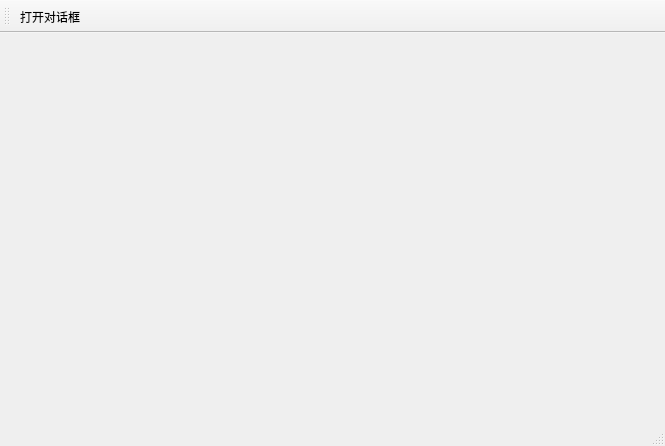
Above: 008_QDialog/mainwindow.ui from NekoSilverFox/Qt before the change. Below: the same form after it.
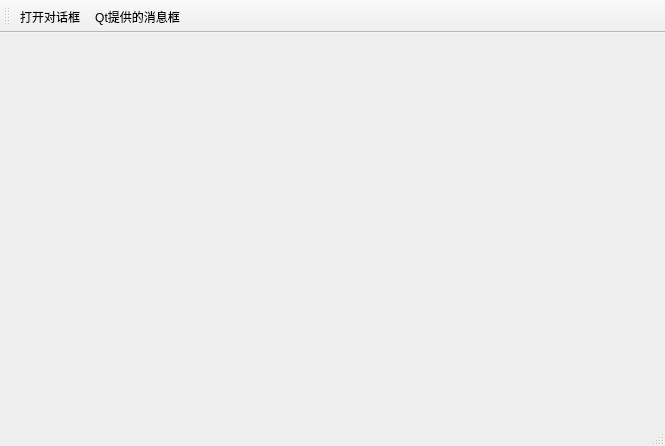
That is the form after the change.

Commit message: 增加 标准对话框 QMessageBox的代码

```diff
--- a/008_QDialog/mainwindow.ui
+++ b/008_QDialog/mainwindow.ui
@@ -36,12 +36,18 @@
     <bool>false</bool>
    </attribute>
    <addaction name="actionopenDialog"/>
+   <addaction name="actionQMessageBox"/>
   </widget>
   <action name="actionopenDialog">
    <property name="text">
     <string>打开对话框</string>
    </property>
   </action>
+  <action name="actionQMessageBox">
+   <property name="text">
+    <string>Qt提供的消息框</string>
+   </property>
+  </action>
  </widget>
  <resources/>
  <connections/>
```
The commit also changes 2 other files.
